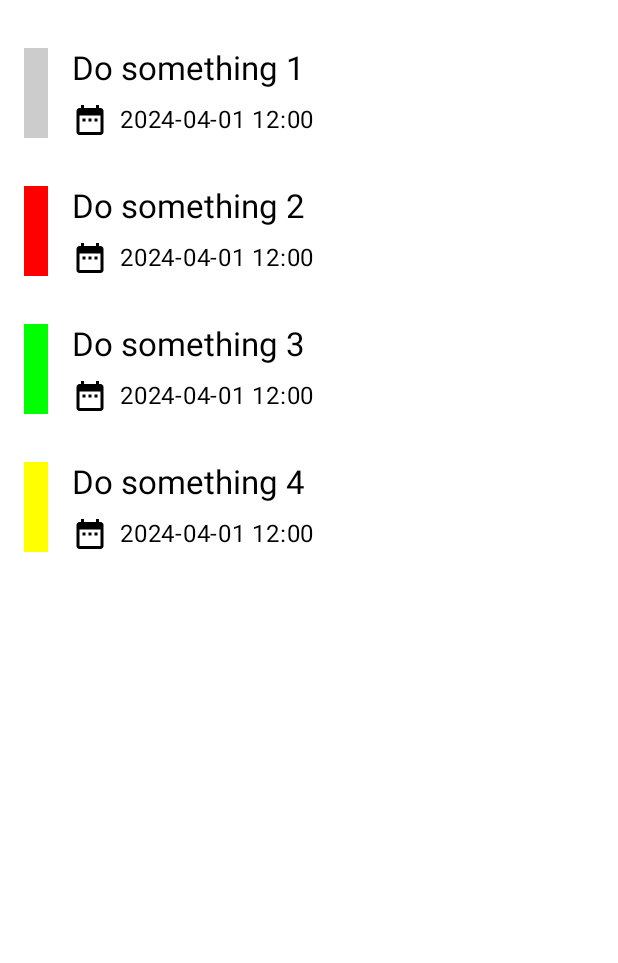
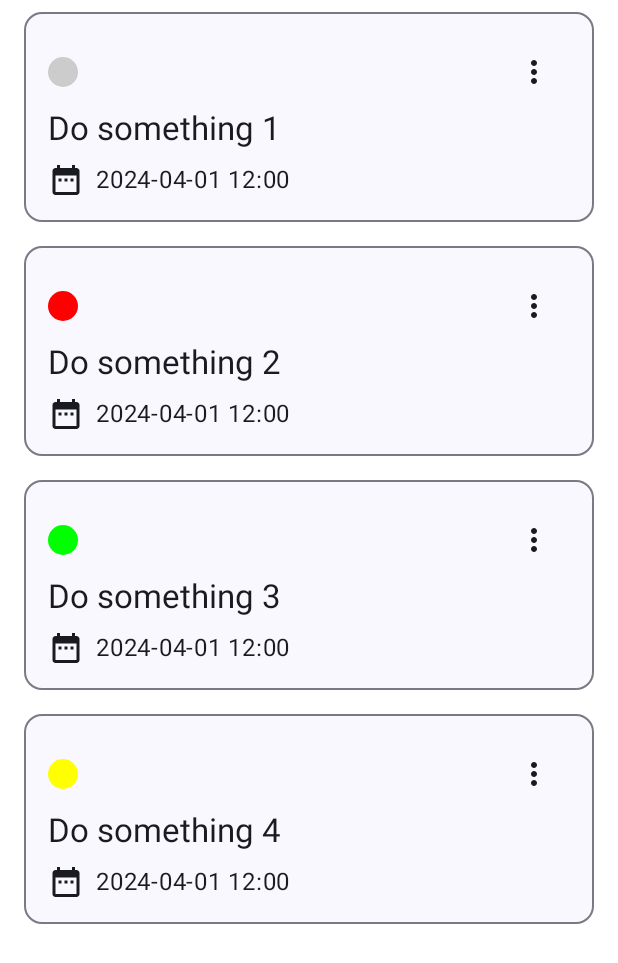
Before and after one commit to gzaber/RemindMe, an Android app built with Jetpack Compose: the @Preview function RemindersContentPreview, on a phone screen of 412 x 824 dp. Shown: the top 963 px of the screen. Run offline under Robolectric (Android 15) with nearby library versions, the phone set to English and light mode, and no system bars.

Commit message:
feat: add update/delete reminder feature

```diff
--- a/app/src/main/java/com/gzaber/remindme/ui/reminders/RemindersScreen.kt
+++ b/app/src/main/java/com/gzaber/remindme/ui/reminders/RemindersScreen.kt
@@ -67,6 +67,8 @@ fun RemindersScreen(
         } else {
             RemindersContent(
                 reminders = uiState.reminders,
+                onUpdateReminder = onNavigateToAddEdit,
+                onDeleteReminder = viewModel::deleteReminder,
                 contentPadding = contentPadding
             )
         }
--- a/app/src/main/java/com/gzaber/remindme/ui/reminders/composable/ReminderListItem.kt
+++ b/app/src/main/java/com/gzaber/remindme/ui/reminders/composable/ReminderListItem.kt
@@ -6,41 +6,50 @@ import androidx.compose.foundation.layout.Box
 import androidx.compose.foundation.layout.Column
 import androidx.compose.foundation.layout.Row
 import androidx.compose.foundation.layout.fillMaxWidth
-import androidx.compose.foundation.layout.height
 import androidx.compose.foundation.layout.padding
-import androidx.compose.foundation.layout.width
+import androidx.compose.foundation.layout.size
+import androidx.compose.foundation.shape.CircleShape
 import androidx.compose.material.icons.Icons
 import androidx.compose.material.icons.filled.DateRange
 import androidx.compose.material3.Icon
 import androidx.compose.material3.MaterialTheme
+import androidx.compose.material3.OutlinedCard
 import androidx.compose.material3.Text
 import androidx.compose.runtime.Composable
 import androidx.compose.ui.Alignment
 import androidx.compose.ui.Modifier
+import androidx.compose.ui.draw.clip
 import androidx.compose.ui.graphics.Color
 import androidx.compose.ui.tooling.preview.Preview
 import androidx.compose.ui.unit.dp
 import com.gzaber.remindme.ui.reminders.model.UiReminder
 import com.gzaber.remindme.ui.theme.RemindMeTheme
-import kotlinx.datetime.LocalDateTime
 
 @Composable
 fun ReminderListItem(
     reminder: UiReminder,
+    onUpdateClick: () -> Unit,
+    onDeleteClick: () -> Unit,
     modifier: Modifier = Modifier
 ) {
-    Row(
-        modifier = modifier.fillMaxWidth(),
-        horizontalArrangement = Arrangement.Start,
-        verticalAlignment = Alignment.CenterVertically
-    ) {
-        Box(
-            modifier = Modifier
-                .width(16.dp)
-                .height(60.dp)
-                .background(color = reminder.color)
-        )
+    OutlinedCard(modifier = modifier.padding(horizontal = 16.dp, vertical = 8.dp)) {
         Column(modifier = Modifier.padding(16.dp)) {
+            Row(
+                modifier = modifier.fillMaxWidth(),
+                horizontalArrangement = Arrangement.SpaceBetween,
+                verticalAlignment = Alignment.CenterVertically
+            ) {
+                Box(
+                    modifier = modifier
+                        .size(20.dp)
+                        .clip(CircleShape)
+                        .background(reminder.color)
+                )
+                ReminderMenuButton(
+                    onUpdateClick = onUpdateClick,
+                    onDeleteClick = onDeleteClick
+                )
+            }
             Text(
                 text = reminder.name,
                 style = MaterialTheme.typography.titleLarge,
@@ -53,7 +62,7 @@ fun ReminderListItem(
                     modifier = Modifier.padding(end = 8.dp)
                 )
                 Text(
-                    text = reminder.expiration.toString(),
+                    text = reminder.expiration,
                     style = MaterialTheme.typography.bodyLarge
                 )
             }
@@ -64,8 +73,6 @@ fun ReminderListItem(
 @Preview
 @Composable
 private fun ReminderListItemPreview() {
-    val dateTime = LocalDateTime.parse("2010-06-01T22:19:44")
-
     RemindMeTheme {
         ReminderListItem(
             reminder = UiReminder(
@@ -73,7 +80,9 @@ private fun ReminderListItemPreview() {
                 name = "Do something",
                 color = Color.Green,
                 expiration = "2024-04-01 12:00"
-            )
+            ),
+            onUpdateClick = {},
+            onDeleteClick = {}
         )
     }
 }
--- /dev/null
+++ b/app/src/main/java/com/gzaber/remindme/ui/reminders/composable/ReminderMenuButton.kt
@@ -0,0 +1,57 @@
+package com.gzaber.remindme.ui.reminders.composable
+
+import androidx.compose.foundation.layout.Box
+import androidx.compose.material.icons.Icons
+import androidx.compose.material.icons.filled.MoreVert
+import androidx.compose.material3.DropdownMenu
+import androidx.compose.material3.DropdownMenuItem
+import androidx.compose.material3.HorizontalDivider
+import androidx.compose.material3.Icon
+import androidx.compose.material3.IconButton
+import androidx.compose.material3.Text
+import androidx.compose.runtime.Composable
+import androidx.compose.runtime.mutableStateOf
+import androidx.compose.runtime.remember
+import androidx.compose.ui.Modifier
+import androidx.compose.ui.res.stringResource
+import com.gzaber.remindme.R
+
+@Composable
+fun ReminderMenuButton(
+    onUpdateClick: () -> Unit,
+    onDeleteClick: () -> Unit,
+    modifier: Modifier = Modifier
+) {
+    val isExpanded = remember { mutableStateOf(false) }
+
+    Box(modifier = modifier) {
+        IconButton(
+            onClick = { isExpanded.value = true }
+        ) {
+            Icon(
+                Icons.Default.MoreVert,
+                contentDescription = stringResource(R.string.reminder_menu_button_icon_description)
+            )
+        }
+        DropdownMenu(
+            expanded = isExpanded.value,
+            onDismissRequest = { isExpanded.value = false }
+        ) {
+            DropdownMenuItem(
+                text = { Text(stringResource(R.string.reminder_menu_button_update_option)) },
+                onClick = {
+                    onUpdateClick()
+                    isExpanded.value = false
+                }
+            )
+            HorizontalDivider()
+            DropdownMenuItem(
+                text = { Text(stringResource(R.string.reminder_menu_button_delete_option)) },
+                onClick = {
+                    onDeleteClick()
+                    isExpanded.value = false
+                }
+            )
+        }
+    }
+}
--- a/app/src/main/java/com/gzaber/remindme/ui/reminders/composable/RemindersContent.kt
+++ b/app/src/main/java/com/gzaber/remindme/ui/reminders/composable/RemindersContent.kt
@@ -5,6 +5,9 @@ import androidx.compose.foundation.layout.fillMaxSize
 import androidx.compose.foundation.lazy.LazyColumn
 import androidx.compose.foundation.lazy.items
 import androidx.compose.runtime.Composable
+import androidx.compose.runtime.mutableIntStateOf
+import androidx.compose.runtime.mutableStateOf
+import androidx.compose.runtime.remember
 import androidx.compose.ui.Modifier
 import androidx.compose.ui.graphics.Color
 import androidx.compose.ui.tooling.preview.Preview
@@ -15,9 +18,14 @@ import com.gzaber.remindme.ui.theme.RemindMeTheme
 @Composable
 fun RemindersContent(
     reminders: List<UiReminder>,
+    onUpdateReminder: (Int) -> Unit,
+    onDeleteReminder: (Int) -> Unit,
     contentPadding: PaddingValues,
     modifier: Modifier = Modifier
 ) {
+    val showDeleteDialog = remember { mutableStateOf(false) }
+    val reminderId = remember { mutableIntStateOf(0) }
+
     if (reminders.isEmpty()) {
         EmptyListInfo(
             contentPadding = contentPadding,
@@ -29,9 +37,26 @@ fun RemindersContent(
             modifier = modifier.fillMaxSize()
         ) {
             items(reminders, key = { it.id }) { reminder ->
-                ReminderListItem(reminder = reminder)
+                ReminderListItem(
+                    reminder = reminder,
+                    onUpdateClick = { onUpdateReminder(reminder.id) },
+                    onDeleteClick = {
+                        reminderId.intValue = reminder.id
+                        showDeleteDialog.value = true
+                    }
+                )
             }
         }
+    }
+
+    if (showDeleteDialog.value) {
+        DeleteReminderDialog(
+            onConfirmation = {
+                onDeleteReminder(reminderId.intValue)
+                showDeleteDialog.value = false
+            },
+            onDismissRequest = { showDeleteDialog.value = false }
+        )
     }
 }
 
@@ -66,7 +91,9 @@ private fun RemindersContentPreview() {
                     expiration = "2024-04-01 12:00"
                 ),
             ),
-            contentPadding = PaddingValues(16.dp)
+            onUpdateReminder = {},
+            onDeleteReminder = {},
+            contentPadding = PaddingValues(0.dp)
         )
     }
 }
@@ -77,7 +104,9 @@ private fun RemindersContentEmptyListPreview() {
     RemindMeTheme {
         RemindersContent(
             reminders = emptyList(),
-            contentPadding = PaddingValues(16.dp)
+            onUpdateReminder = {},
+            onDeleteReminder = {},
+            contentPadding = PaddingValues(0.dp)
         )
     }
 }
--- a/app/src/main/res/values/strings.xml
+++ b/app/src/main/res/values/strings.xml
@@ -6,6 +6,11 @@
     <string name="empty_reminders_list_info">Reminders list is empty</string>
     <string name="info_icon_content_description">Info icon</string>
     <string name="fab_content_description">Floating action button</string>
+    <string name="reminder_menu_button_icon_description">Reminder menu button</string>
+    <string name="reminder_menu_button_update_option">Update</string>
+    <string name="reminder_menu_button_delete_option">Delete</string>
+    <string name="delete_reminder_dialog_title">Delete reminder</string>
+    <string name="delete_reminder_dialog_text">Are you sure you want to delete the reminder?</string>
     <string name="add_edit_app_bar_create_title">Create reminder</string>
     <string name="add_edit_app_bar_update_title">Update reminder</string>
     <string name="add_edit_name_title">Name</string>
```
Also changed, not shown: app/src/main/java/com/gzaber/remindme/ui/reminders/RemindersViewModel.kt (+13 -0 lines), app/src/main/java/com/gzaber/remindme/ui/reminders/composable/DeleteReminderDialog.kt (added, +52 -0 lines).
